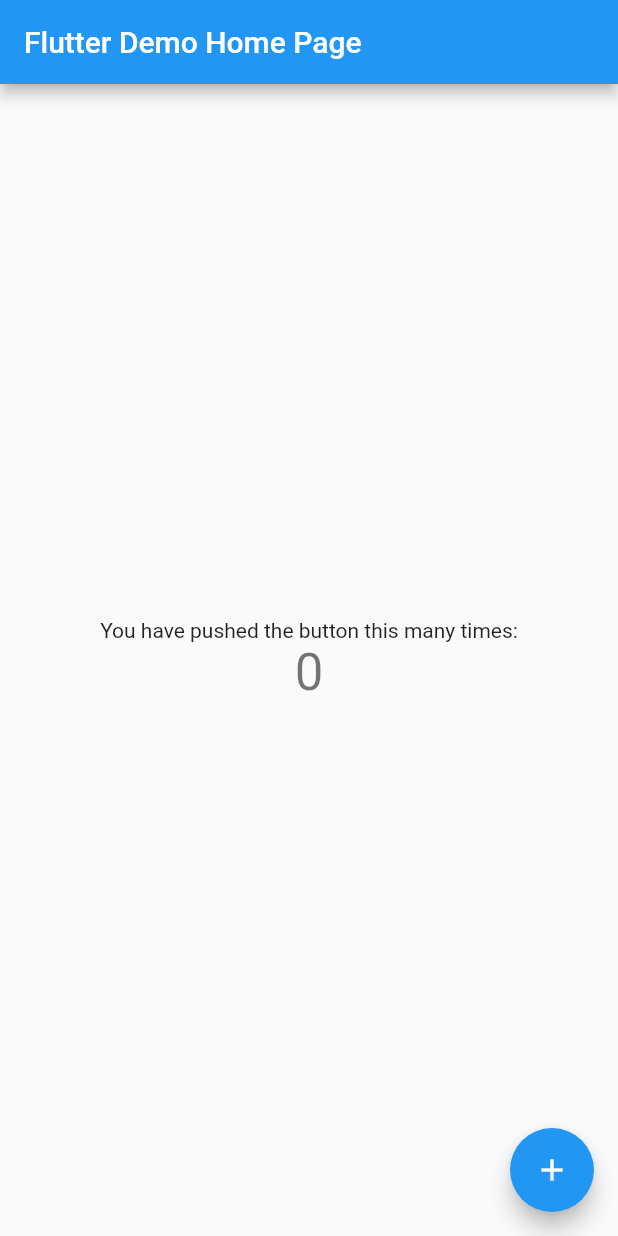
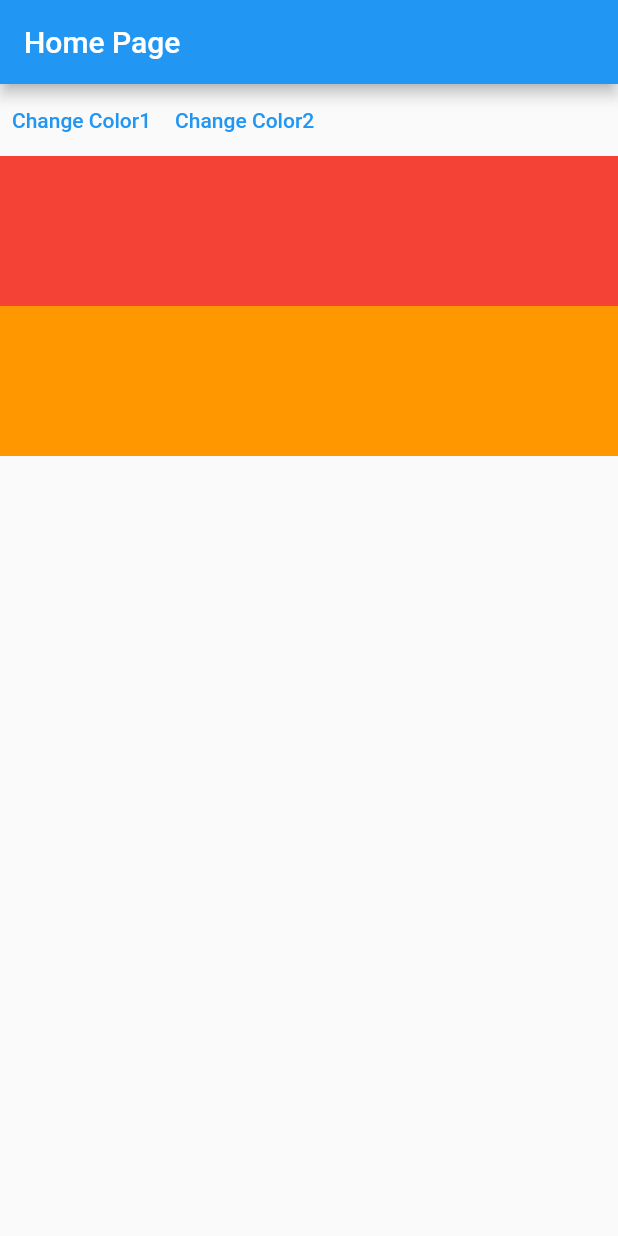
Before and after one commit to franzrupal/inherited_model, a Flutter app: the screen it shows after launch, on a phone screen of 412 x 824 dp. Run offline on Flutter 3.47's test engine with Material 2 defaults, Android fonts, the phone set to English and light mode, and no system bars.

Commit message:
finished app (color change)

```diff
--- a/lib/main.dart
+++ b/lib/main.dart
@@ -1,115 +1,142 @@
 import 'package:flutter/material.dart';
+import 'dart:math' show Random;
+import 'dart:developer' as devtools show log;
 
 void main() {
-  runApp(const MyApp());
+  runApp(MaterialApp(
+    debugShowCheckedModeBanner: false,
+    title: 'Flutter Demo',
+    theme: ThemeData(
+      primarySwatch: Colors.blue,
+    ),
+    home: const HomePage(),
+  ));
 }
 
-class MyApp extends StatelessWidget {
-  const MyApp({super.key});
+class HomePage extends StatefulWidget {
+  const HomePage({super.key});
 
-  // This widget is the root of your application.
+  @override
+  State<HomePage> createState() => _HomePageState();
+}
+
+class _HomePageState extends State<HomePage> {
+  var color1 = Colors.red;
+  var color2 = Colors.orange;
   @override
   Widget build(BuildContext context) {
-    return MaterialApp(
-      title: 'Flutter Demo',
-      theme: ThemeData(
-        // This is the theme of your application.
-        //
-        // Try running your application with "flutter run". You'll see the
-        // application has a blue toolbar. Then, without quitting the app, try
-        // changing the primarySwatch below to Colors.green and then invoke
-        // "hot reload" (press "r" in the console where you ran "flutter run",
-        // or simply save your changes to "hot reload" in a Flutter IDE).
-        // Notice that the counter didn't reset back to zero; the application
-        // is not restarted.
-        primarySwatch: Colors.blue,
-      ),
-      home: const MyHomePage(title: 'Flutter Demo Home Page'),
+    return Scaffold(
+      appBar: AppBar(title: const Text('Home Page')),
+      body: AvailableColorsWidget(
+          color1: color1,
+          color2: color2,
+          child: Column(
+            children: [
+              Row(
+                children: [
+                  TextButton(
+                      onPressed: () {
+                        setState(() {
+                          color1 = colors.getRandomElement();
+                        });
+                      },
+                      child: const Text('Change Color1')),
+                  TextButton(
+                      onPressed: () {
+                        setState(() {
+                          color2 = colors.getRandomElement();
+                        });
+                      },
+                      child: const Text('Change Color2'))
+                ],
+              ),
+              const ColorWidget(color: AvailableColors.one),
+              const ColorWidget(color: AvailableColors.two),
+            ],
+          )),
     );
   }
 }
 
-class MyHomePage extends StatefulWidget {
-  const MyHomePage({super.key, required this.title});
+enum AvailableColors { one, two }
 
-  // This widget is the home page of your application. It is stateful, meaning
-  // that it has a State object (defined below) that contains fields that affect
-  // how it looks.
+class AvailableColorsWidget extends InheritedModel<AvailableColors> {
+  final MaterialColor color1;
+  final MaterialColor color2;
 
-  // This class is the configuration for the state. It holds the values (in this
-  // case the title) provided by the parent (in this case the App widget) and
-  // used by the build method of the State. Fields in a Widget subclass are
-  // always marked "final".
+  const AvailableColorsWidget(
+      {Key? key,
+      required this.color1,
+      required this.color2,
+      required Widget child})
+      : super(key: key, child: child);
 
-  final String title;
-
-  @override
-  State<MyHomePage> createState() => _MyHomePageState();
-}
-
-class _MyHomePageState extends State<MyHomePage> {
-  int _counter = 0;
-
-  void _incrementCounter() {
-    setState(() {
-      // This call to setState tells the Flutter framework that something has
-      // changed in this State, which causes it to rerun the build method below
-      // so that the display can reflect the updated values. If we changed
-      // _counter without calling setState(), then the build method would not be
-      // called again, and so nothing would appear to happen.
-      _counter++;
-    });
+  static AvailableColorsWidget? of(
+      BuildContext context, AvailableColors aspect) {
+    return InheritedModel.inheritFrom(
+      context,
+      aspect: aspect,
+    );
   }
 
   @override
+  bool updateShouldNotify(covariant AvailableColorsWidget oldWidget) {
+    devtools.log('updateShouldNotify');
+    return color1 != oldWidget.color1 || color2 != oldWidget.color2;
+  }
+
+  @override
+  bool updateShouldNotifyDependent(covariant AvailableColorsWidget oldWidget,
+      Set<AvailableColors> dependencies) {
+    devtools.log('updateShouldNotifyDependent');
+    if (dependencies.contains(AvailableColors.one) &&
+        color1 != oldWidget.color1) {
+      return true;
+    }
+    if (dependencies.contains(AvailableColors.two) &&
+        color2 != oldWidget.color2) {
+      return true;
+    }
+    return false;
+  }
+}
+
+class ColorWidget extends StatelessWidget {
+  final AvailableColors color;
+  const ColorWidget({Key? key, required this.color}) : super(key: key);
+
+  @override
   Widget build(BuildContext context) {
-    // This method is rerun every time setState is called, for instance as done
-    // by the _incrementCounter method above.
-    //
-    // The Flutter framework has been optimized to make rerunning build methods
-    // fast, so that you can just rebuild anything that needs updating rather
-    // than having to individually change instances of widgets.
-    return Scaffold(
-      appBar: AppBar(
-        // Here we take the value from the MyHomePage object that was created by
-        // the App.build method, and use it to set our appbar title.
-        title: Text(widget.title),
-      ),
-      body: Center(
-        // Center is a layout widget. It takes a single child and positions it
-        // in the middle of the parent.
-        child: Column(
-          // Column is also a layout widget. It takes a list of children and
-          // arranges them vertically. By default, it sizes itself to fit its
-          // children horizontally, and tries to be as tall as its parent.
-          //
-          // Invoke "debug painting" (press "p" in the console, choose the
-          // "Toggle Debug Paint" action from the Flutter Inspector in Android
-          // Studio, or the "Toggle Debug Paint" command in Visual Studio Code)
-          // to see the wireframe for each widget.
-          //
-          // Column has various properties to control how it sizes itself and
-          // how it positions its children. Here we use mainAxisAlignment to
-          // center the children vertically; the main axis here is the vertical
-          // axis because Columns are vertical (the cross axis would be
-          // horizontal).
-          mainAxisAlignment: MainAxisAlignment.center,
-          children: <Widget>[
-            const Text(
-              'You have pushed the button this many times:',
-            ),
-            Text(
-              '$_counter',
-              style: Theme.of(context).textTheme.headlineMedium,
-            ),
-          ],
-        ),
-      ),
-      floatingActionButton: FloatingActionButton(
-        onPressed: _incrementCounter,
-        tooltip: 'Increment',
-        child: const Icon(Icons.add),
-      ), // This trailing comma makes auto-formatting nicer for build methods.
+    switch (color) {
+      case AvailableColors.one:
+        devtools.log('Color1 ge ilisan');
+        break;
+      case AvailableColors.two:
+        devtools.log('Color2 ge ilisan');
+        break;
+    }
+
+    final provider = AvailableColorsWidget.of(context, color);
+
+    return Container(
+      height: 100,
+      color: color == AvailableColors.one ? provider?.color1 : provider?.color2,
     );
   }
 }
+
+final colors = [
+  Colors.blue,
+  Colors.red,
+  Colors.yellow,
+  Colors.orange,
+  Colors.purple,
+  Colors.cyan,
+  Colors.brown,
+  Colors.amber,
+  Colors.deepPurple,
+];
+
+extension RandomElement<T> on Iterable<T> {
+  T getRandomElement() => elementAt(Random().nextInt(length));
+}
```
